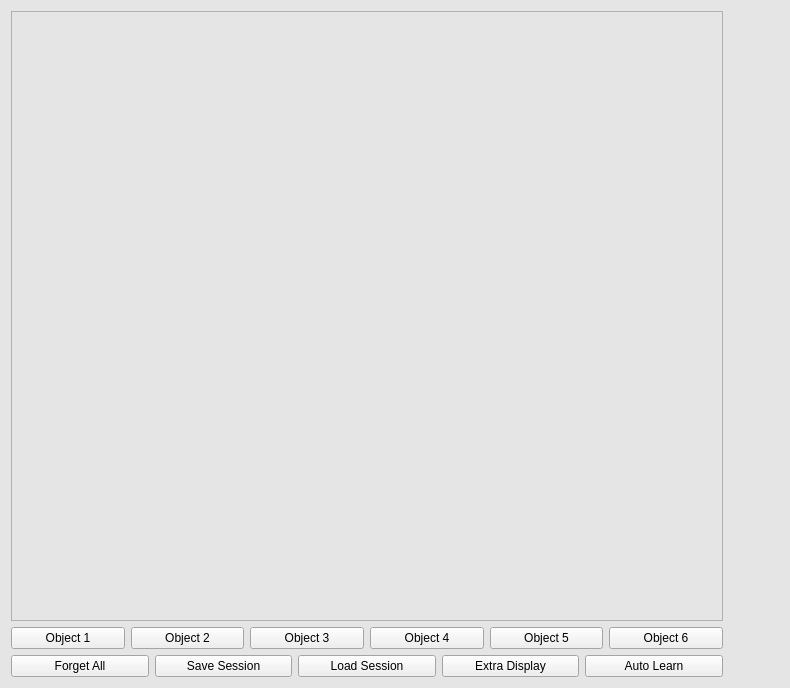
The window that g.ui (Aysegul/smr-tracker) describes before a commit, drawn with Qt 5.
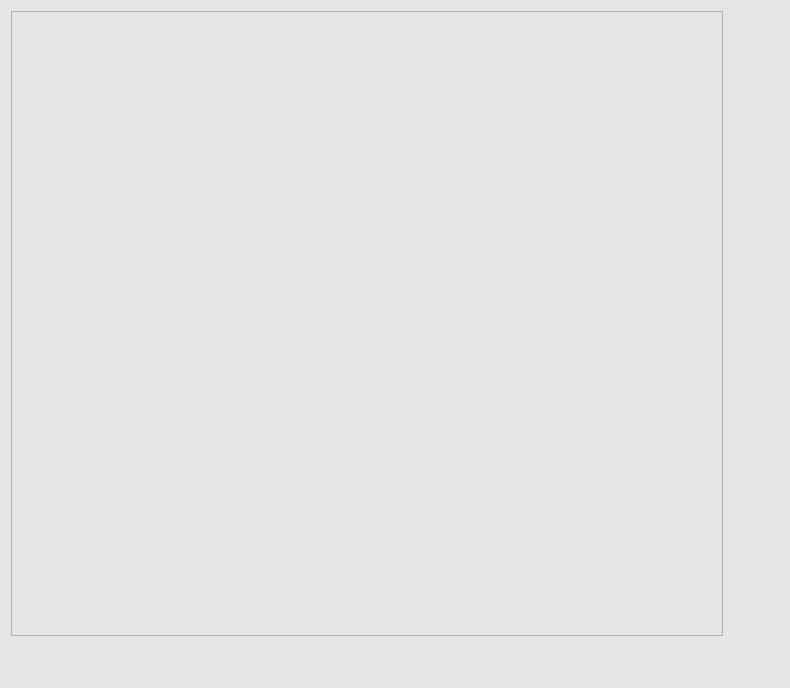
The same window after the commit. Icons and pictures are not drawn.

```diff
--- a/g.ui
+++ b/g.ui
@@ -134,67 +134,6 @@
      </property>
     </widget>
    </item>
-   <item row="3" column="0">
-    <layout class="QHBoxLayout" name="horizontalLayout_3">
-     <item>
-      <widget class="QPushButton" name="pushButton_1">
-       <property name="cursor">
-        <cursorShape>PointingHandCursor</cursorShape>
-       </property>
-       <property name="text">
-        <string>Object 1</string>
-       </property>
-      </widget>
-     </item>
-     <item>
-      <widget class="QPushButton" name="pushButton_2">
-       <property name="cursor">
-        <cursorShape>PointingHandCursor</cursorShape>
-       </property>
-       <property name="text">
-        <string>Object 2</string>
-       </property>
-      </widget>
-     </item>
-     <item>
-      <widget class="QPushButton" name="pushButton_3">
-       <property name="cursor">
-        <cursorShape>PointingHandCursor</cursorShape>
-       </property>
-       <property name="text">
-        <string>Object 3</string>
-       </property>
-      </widget>
-     </item>
-     <item>
-      <widget class="QPushButton" name="pushButton_4">
-       <property name="cursor">
-        <cursorShape>PointingHandCursor</cursorShape>
-       </property>
-       <property name="text">
-        <string>Object 4</string>
-       </property>
-      </widget>
-     </item>
-     <item>
-      <widget class="QPushButton" name="pushButton_5">
-       <property name="cursor">
-        <cursorShape>PointingHandCursor</cursorShape>
-       </property>
-       <property name="text">
-        <string>Object 5</string>
-       </property>
-      </widget>
-     </item>
-     <item>
-      <widget class="QPushButton" name="pushButton_6">
-       <property name="text">
-        <string>Object 6</string>
-       </property>
-      </widget>
-     </item>
-    </layout>
-   </item>
    <item row="3" column="1">
     <widget class="QLabel" name="label_7">
      <property name="maximumSize">
@@ -214,45 +153,6 @@
      </property>
     </widget>
    </item>
-   <item row="10" column="0">
-    <layout class="QHBoxLayout" name="horizontalLayout">
-     <item>
-      <widget class="QPushButton" name="pushButton_forget">
-       <property name="text">
-        <string>Forget All</string>
-       </property>
-      </widget>
-     </item>
-     <item>
-      <widget class="QPushButton" name="pushButton_save">
-       <property name="text">
-        <string>Save Session</string>
-       </property>
-      </widget>
-     </item>
-     <item>
-      <widget class="QPushButton" name="pushButton_load">
-       <property name="text">
-        <string>Load Session</string>
-       </property>
-      </widget>
-     </item>
-     <item>
-      <widget class="QPushButton" name="pushButton_disp">
-       <property name="text">
-        <string>Extra Display</string>
-       </property>
-      </widget>
-     </item>
-     <item>
-      <widget class="QPushButton" name="pushButton_learn">
-       <property name="text">
-        <string>Auto Learn</string>
-       </property>
-      </widget>
-     </item>
-    </layout>
-   </item>
   </layout>
  </widget>
  <resources/>
```
